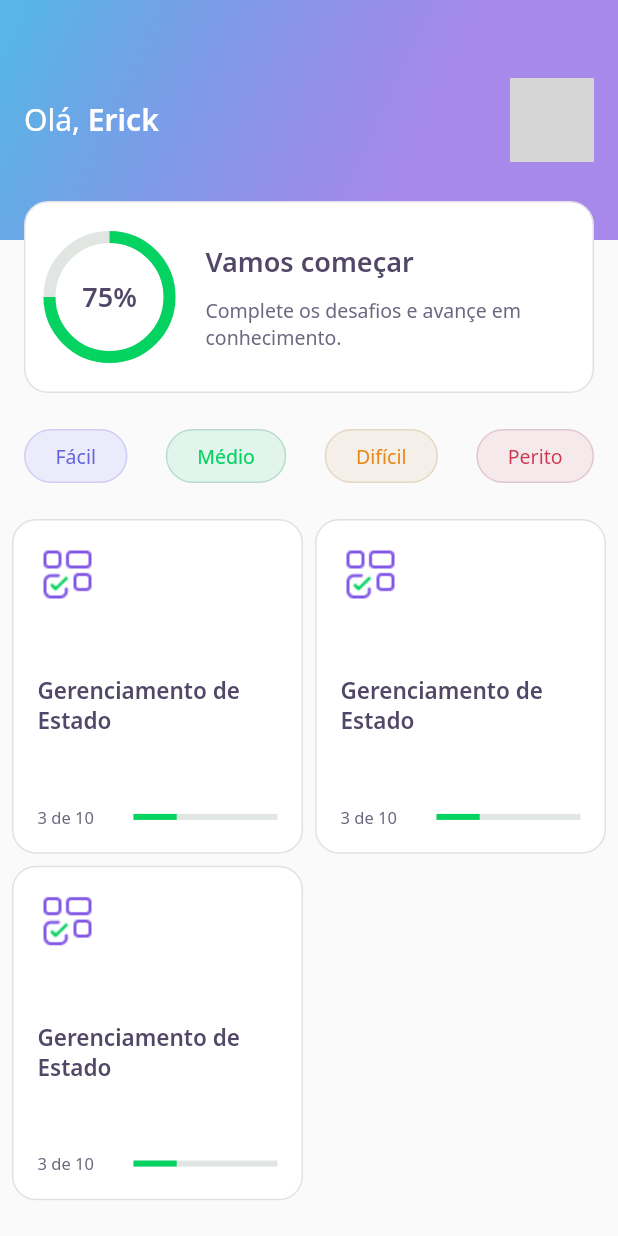
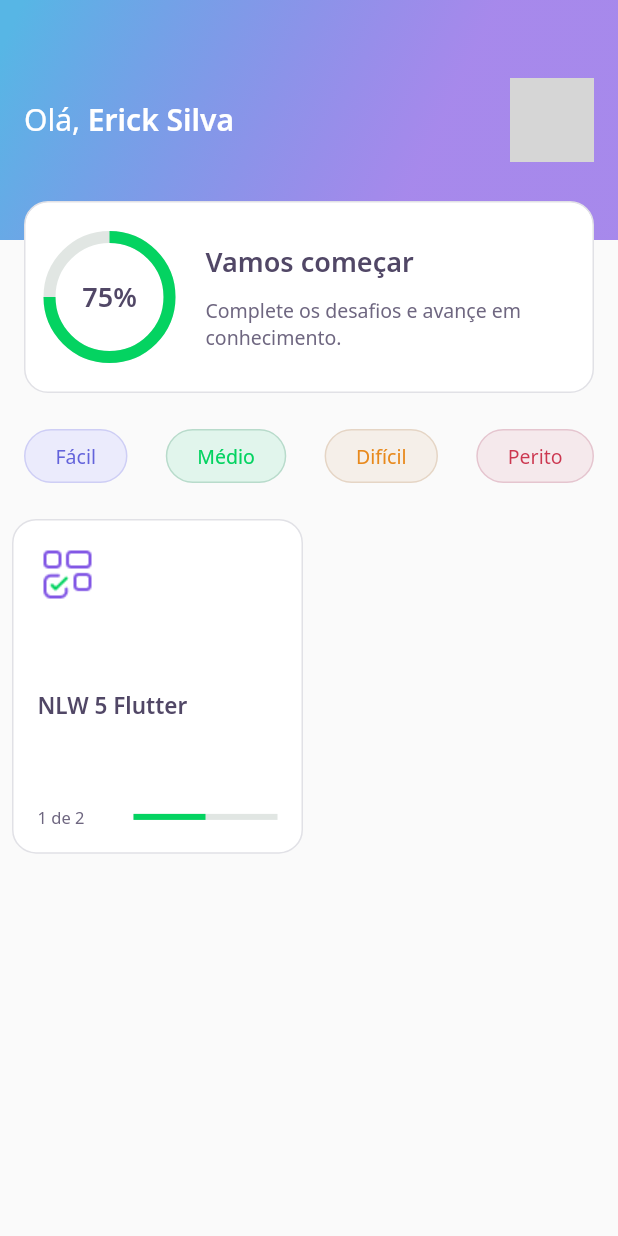
Before and after one commit to dsErick/devquiz-nlw5, a Flutter app: the HomePage screen opened directly, on a phone screen of 412 x 824 dp. Run offline on Flutter 3.47's test engine with Material 2 defaults, Android fonts, the phone set to English and light mode, and no system bars; our stand-ins replace google_fonts; accounts and stored records are empty; network calls fail; grey boxes are pictures that could not be loaded.

Commit message:
Usando o HomeController na HomePage para mostrar os dados do 'backend'

```diff
--- a/lib/core/app_widget.dart
+++ b/lib/core/app_widget.dart
@@ -10,7 +10,7 @@ class AppWidget extends StatelessWidget {
         return MaterialApp(
             title: 'DevQuiz',
             debugShowCheckedModeBanner: false,
-            home: ChallengePage(),
+            home: HomePage(),
         );
     }
 }
--- a/lib/home/home_page.dart
+++ b/lib/home/home_page.dart
@@ -1,5 +1,6 @@
 import 'package:flutter/material.dart';
 
+import 'home_controller.dart';
 import 'widgets/app_bar_widget.dart';
 import 'widgets/level_button/level_button_widget.dart';
 import 'widgets/quiz_card/quiz_card_widget.dart';
@@ -12,10 +13,22 @@ class HomePage extends StatefulWidget {
 }
 
 class _HomePageState extends State<HomePage> {
+    final controller = HomeController();
+
+    @override
+    void initState() {
+        super.initState();
+
+        controller.getUser();
+        controller.getQuizzes();
+    }
+
     @override
     Widget build(BuildContext context) {
         return Scaffold(
-            appBar: AppBarWidget(),
+            appBar: AppBarWidget(
+                user: controller.user!,
+            ),
             body: Column(
                 children: <Widget>[
                     SizedBox(height: 24),
@@ -45,10 +58,10 @@ class _HomePageState extends State<HomePage> {
                                 mainAxisSpacing: 8,
                                 childAspectRatio: 1/1.15,
                                 children: <Widget>[
-                                    QuizCardWidget(),
-                                    QuizCardWidget(),
-                                    QuizCardWidget(),
-                                ],
+                                    ...controller.quizzes!.map((quiz) {
+                                        return QuizCardWidget(quiz: quiz);
+                                    }).toList(),
+                                ]
                             ),
                         ),
                     ),
--- a/lib/home/widgets/app_bar_widget.dart
+++ b/lib/home/widgets/app_bar_widget.dart
@@ -2,11 +2,14 @@ import 'package:flutter/material.dart';
 
 import 'package:dev_quiz/core/app_gradients.dart';
 import 'package:dev_quiz/core/app_text_styles.dart';
+import 'package:dev_quiz/shared/models/user_model.dart';
 
 import 'score_card/score_card_widget.dart';
 
 class AppBarWidget extends PreferredSize {
-    AppBarWidget() : super(
+    final UserModel user;
+
+    AppBarWidget({ required this.user }) : super(
         preferredSize: Size.fromHeight(262),
         child: Container(
             height: 262,
@@ -24,7 +27,7 @@ class AppBarWidget extends PreferredSize {
                                     TextSpan(
                                         children: <InlineSpan>[
                                             TextSpan(text: 'Olá, ', style: AppTextStyles.title),
-                                            TextSpan(text: 'Erick', style: AppTextStyles.titleBold)
+                                            TextSpan(text: user.name, style: AppTextStyles.titleBold)
                                         ]
                                     )
                                 ),
@@ -34,7 +37,7 @@ class AppBarWidget extends PreferredSize {
                                     decoration: BoxDecoration(
                                         borderRadius: BorderRadius.circular(8),
                                         image: DecorationImage(
-                                            image: NetworkImage('https://avatars.githubusercontent.com/u/57442687?v=4')
+                                            image: NetworkImage(user.photoUrl)
                                         )
                                     )
                                 )
--- a/lib/home/widgets/quiz_card/quiz_card_widget.dart
+++ b/lib/home/widgets/quiz_card/quiz_card_widget.dart
@@ -1,12 +1,14 @@
 import 'package:flutter/material.dart';
 
 import 'package:dev_quiz/core/app_colors.dart';
-import 'package:dev_quiz/core/app_images.dart';
 import 'package:dev_quiz/core/app_text_styles.dart';
+import 'package:dev_quiz/shared/models/quiz_model.dart';
 import 'package:dev_quiz/shared/widgets/progress_indicator/progress_indicator_widget.dart';
 
 class QuizCardWidget extends StatelessWidget {
-    const QuizCardWidget({Key? key}) : super(key: key);
+    const QuizCardWidget({ Key? key, required this.quiz }) : super(key: key);
+
+    final QuizModel quiz;
 
     @override
     Widget build(BuildContext context) {
@@ -24,10 +26,10 @@ class QuizCardWidget extends StatelessWidget {
                     Container(
                         height: 40,
                         width: 40,
-                        child: Image.asset(AppImages.blocks),
+                        child: Image.asset(quiz.image),
                     ),
                     Text(
-                        'Gerenciamento de Estado',
+                        quiz.title,
                         style: AppTextStyles.heading15,
                         maxLines: 3,
                         overflow: TextOverflow.ellipsis
@@ -36,11 +38,14 @@ class QuizCardWidget extends StatelessWidget {
                         children: <Widget>[
                             Expanded(
                                 flex: 2,
-                                child: Text('3 de 10', style: AppTextStyles.body11),
+                                child: Text(
+                                    '${quiz.questionAnswered} de ${quiz.questions.length}',
+                                    style: AppTextStyles.body11,
+                                ),
                             ),
                             Expanded(
                                 flex: 3,
-                                child: ProgressIndicatorWidget(value: .3)
+                                child: ProgressIndicatorWidget(value: quiz.questionAnswered / quiz.questions.length)
                             ),
                         ]
                     )
```
